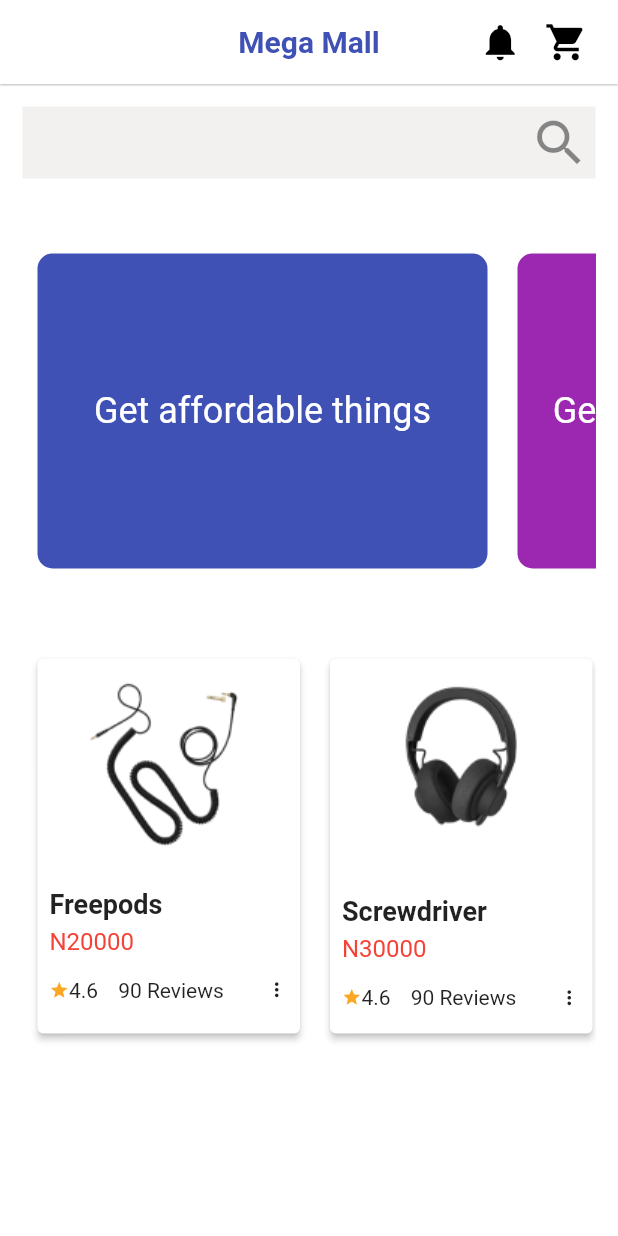
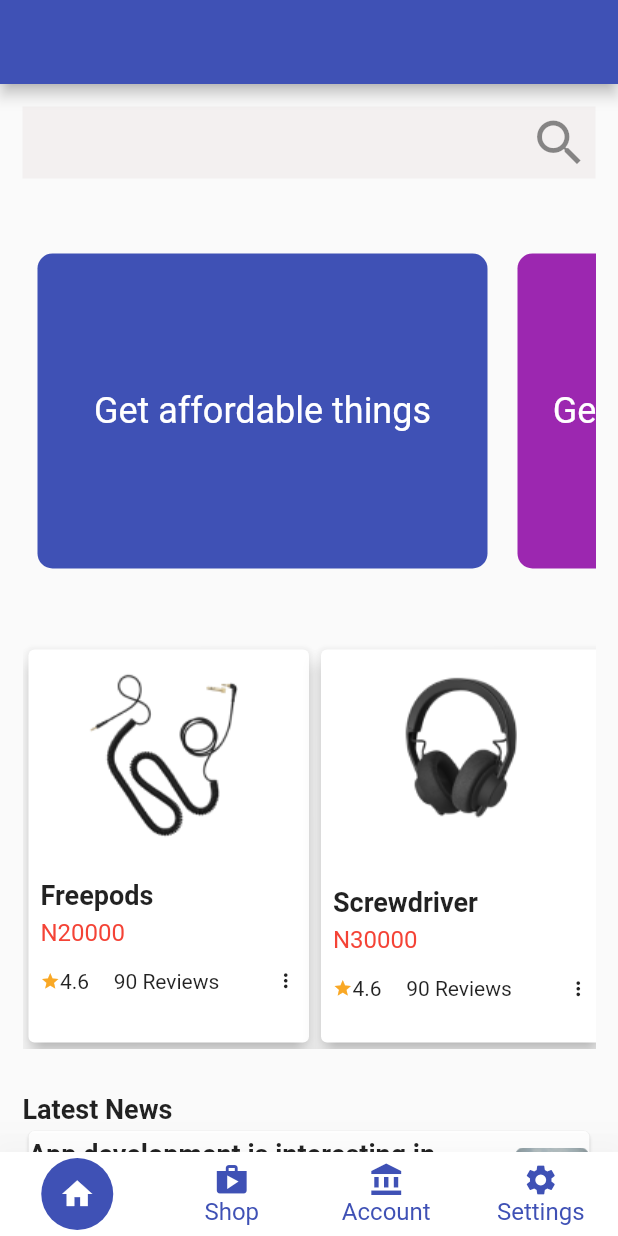
Before and after one commit to sheanWinston/shopa, a Flutter app: the screen it shows after launch, on a phone screen of 412 x 824 dp. Run offline on Flutter 3.47's test engine with Material 2 defaults, Android fonts, the phone set to English and light mode, and no system bars; drawn by our look-alikes of flutter_snake_navigationbar.

Commit message:
Bottom bar

```diff
--- a/lib/main.dart
+++ b/lib/main.dart
@@ -42,7 +42,7 @@ class MyApp extends StatelessWidget {
           border: InputBorder.none,
         ),
       ),
-      home: const Home(),
+      home: Home(),
     );
   }
 }
--- /dev/null
+++ b/lib/ui/account/_home.dart
@@ -0,0 +1,47 @@
+// ignore_for_file: prefer_const_constructors, prefer_const_literals_to_create_immutables
+
+import 'package:flutter/material.dart';
+import 'package:shopa/ui/account/dashboard.dart';
+
+class Home extends StatefulWidget {
+  const Home({Key? key}) : super(key: key);
+
+  @override
+  _HomeState createState() => _HomeState();
+}
+
+class _HomeState extends State<Home> {
+
+
+  @override
+  Widget build(BuildContext context) {
+    return Scaffold(
+      backgroundColor: Color(0xffFFFFFF),
+      appBar: AppBar(
+        title: Text(
+          'Mega Mall',
+          style: TextStyle(
+              color: Theme.of(context).primaryColor,
+              fontWeight: FontWeight.bold),
+        ),
+        backgroundColor: Colors.white,
+        centerTitle: true,
+        elevation: 0.5,
+        automaticallyImplyLeading: false,
+        iconTheme: IconThemeData(
+          color: Colors.black,
+          size: 29,
+        ),
+        actions: [
+          Icon(Icons.notifications),
+          SizedBox(width: 15),
+          Icon(Icons.shopping_cart),
+          SizedBox(width: 20),
+        ],
+      ),
+      body: Dashboard(),
+    );
+  }
+
+
+}
--- /dev/null
+++ b/lib/ui/account/dashboard.dart
@@ -0,0 +1,139 @@
+// ignore_for_file: prefer_const_constructors
+
+import 'package:flutter/material.dart';
+import 'package:shopa/ui/widgets/product_widget.dart';
+
+class Dashboard extends StatefulWidget {
+  Dashboard({
+    Key? key,
+  }) : super(key: key);
+
+  List<Map<String, dynamic>> products = [
+    {
+      'title': 'Freepods',
+      'image': 'assets/images/p1.png',
+      'price': 20000,
+      'reviews': {'star': 5.0, 'count': 10}
+    },
+    {
+      'title': 'Screwdriver',
+      'image': 'assets/images/p2.png',
+      'price': 30000,
+      'reviews': {'star': 5.0, 'count': 20}
+    },
+    {
+      'title': 'Beats by Dre',
+      'image': 'assets/images/p3.png',
+      'price': 80000,
+      'reviews': {'star': 5.0, 'count': 50}
+    },
+  ];
+
+  @override
+  State<Dashboard> createState() => _DashboardState();
+}
+
+class _DashboardState extends State<Dashboard> {
+  @override
+  Widget build(BuildContext context) {
+    return SingleChildScrollView(
+      child: Padding(
+        padding: const EdgeInsets.all(15.0),
+        child: Column(
+          crossAxisAlignment: CrossAxisAlignment.start,
+          children: [
+            Form(
+              child: TextFormField(
+                decoration: InputDecoration(
+                  suffixIcon: Icon(
+                    Icons.search,
+                    size: 40,
+                  ),
+                ),
+              ),
+            ),
+            SizedBox(height: 40),
+            Container(
+              width: 400,
+              height: 230,
+              child: ListView(
+                scrollDirection: Axis.horizontal,
+                children: [
+                  buildSlider(context, 'Get affordable things',
+                      Theme.of(context).primaryColor),
+                  buildSlider(context, 'Get Techy Gadgets here', Colors.purple),
+                  buildSlider(context, 'Whitehat Academy', Colors.black),
+                ],
+              ),
+            ),
+            SizedBox(height: 40),
+            SizedBox(
+              width: 400,
+              height: 270,
+              child: ListView.builder(
+                scrollDirection: Axis.horizontal,
+                itemCount: widget.products.length,
+                itemBuilder: ((context, index) {
+                  final product = widget.products[index];
+                  return SizedBox(
+                    width: 195,
+                    child: ProductWidget(product: product),
+                  );
+                }),
+              ),
+            ),
+            SizedBox(height: 30),
+            Text('Latest News', style: Theme.of(context).textTheme.bodyText1),
+            ListView.builder(
+              physics: NeverScrollableScrollPhysics(),
+              shrinkWrap: true,
+              itemCount: 5,
+              itemBuilder: (BuildContext context, int index) {
+                return Card(
+                  child: ListTile(
+                    contentPadding: EdgeInsets.all(0),
+                    title: Text(
+                      'App development is interesting in whitehat',
+                      style: Theme.of(context).textTheme.bodyText1,
+                    ),
+                    subtitle: Text('This is a subtitle'),
+                    trailing: Container(
+                      width: 50,
+                      decoration: BoxDecoration(
+                        borderRadius: BorderRadius.circular(10),
+                        image: DecorationImage(
+                          image: AssetImage('assets/images/Image.png'),
+                        ),
+                      ),
+                    ),
+                  ),
+                );
+              },
+            ),
+          ],
+        ),
+      ),
+    );
+  }
+
+  Container buildSlider(BuildContext context, String title, Color color) {
+    return Container(
+      width: 300,
+      height: 200,
+      margin: EdgeInsets.all(10),
+      padding: EdgeInsets.all(20),
+      decoration: BoxDecoration(
+        color: color,
+        borderRadius: BorderRadius.circular(10),
+      ),
+      child: Center(
+        child: Text(
+          title,
+          style: Theme.of(context).textTheme.headline5?.copyWith(
+                color: Colors.white,
+              ),
+        ),
+      ),
+    );
+  }
+}
--- a/lib/ui/account/home.dart
+++ b/lib/ui/account/home.dart
@@ -1,6 +1,9 @@
-// ignore_for_file: prefer_const_constructors, prefer_const_literals_to_create_immutables
+// ignore_for_file: prefer_const_literals_to_create_immutables, prefer_const_constructors, prefer_final_fields
 
 import 'package:flutter/material.dart';
+import 'package:flutter_snake_navigationbar/flutter_snake_navigationbar.dart';
+import 'package:shopa/ui/account/dashboard.dart';
+import 'package:shopa/ui/account/shop.dart';
 
 class Home extends StatefulWidget {
   const Home({Key? key}) : super(key: key);
@@ -10,194 +13,42 @@ class Home extends StatefulWidget {
 }
 
 class _HomeState extends State<Home> {
-  List<Map<String, dynamic>> products = [
-    {
-      'title': 'Freepods',
-      'image': 'assets/images/p1.png',
-      'price': 20000,
-      'reviews': {'star': 5.0, 'count': 10}
-    },
-    {
-      'title': 'Screwdriver',
-      'image': 'assets/images/p2.png',
-      'price': 30000,
-      'reviews': {'star': 5.0, 'count': 20}
-    },
-    {
-      'title': 'Beats by Dre',
-      'image': 'assets/images/p3.png',
-      'price': 80000,
-      'reviews': {'star': 5.0, 'count': 50}
-    },
+  List<Widget> _children = [
+    Dashboard(),
+    Shop(),
+    Text('Account'),
+    Text('Settings')
   ];
+  int _index = 0;
 
   @override
   Widget build(BuildContext context) {
     return Scaffold(
-      backgroundColor: Color(0xffFFFFFF),
       appBar: AppBar(
-        title: Text(
-          'Mega Mall',
-          style: TextStyle(
-              color: Theme.of(context).primaryColor,
-              fontWeight: FontWeight.bold),
-        ),
-        backgroundColor: Colors.white,
-        centerTitle: true,
-        elevation: 0.5,
-        automaticallyImplyLeading: false,
-        iconTheme: IconThemeData(
-          color: Colors.black,
-          size: 29,
-        ),
-        actions: [
-          Icon(Icons.notifications),
-          SizedBox(width: 15),
-          Icon(Icons.shopping_cart),
-          SizedBox(width: 20),
+        title: const Text(''),
+      ),
+      bottomNavigationBar: SnakeNavigationBar.color(
+        onTap: (index) {
+          setState(() {
+            _index = index;
+          });
+        },
+        currentIndex: _index,
+        showUnselectedLabels: true,
+        // backgroundColor: Colors.red,
+        elevation: 30,
+        snakeShape: SnakeShape.circle,
+        // behaviour: SnakeBarBehaviour.floating,
+        items: [
+          BottomNavigationBarItem(icon: Icon(Icons.home), label: 'Home'),
+          BottomNavigationBarItem(icon: Icon(Icons.shop), label: 'Shop'),
+          BottomNavigationBarItem(
+              icon: Icon(Icons.account_balance), label: 'Account'),
+          BottomNavigationBarItem(
+              icon: Icon(Icons.settings), label: 'Settings'),
         ],
       ),
-      body: SingleChildScrollView(
-        child: Padding(
-          padding: const EdgeInsets.all(15.0),
-          child: Column(
-            children: [
-              Form(
-                child: TextFormField(
-                  decoration: InputDecoration(
-                    suffixIcon: Icon(
-                      Icons.search,
-                      size: 40,
-                    ),
-                  ),
-                ),
-              ),
-              SizedBox(height: 40),
-              Container(
-                width: 400,
-                height: 230,
-                child: ListView(
-                  scrollDirection: Axis.horizontal,
-                  children: [
-                    buildSlider(context, 'Get affordable things',
-                        Theme.of(context).primaryColor),
-                    buildSlider(
-                        context, 'Get Techy Gadgets here', Colors.purple),
-                    buildSlider(context, 'Whitehat Academy', Colors.black),
-                  ],
-                ),
-              ),
-              SizedBox(height: 40),
-
-              SizedBox(
-                width: 400,
-                height: 270,
-                child: ListView.builder(
-                  scrollDirection: Axis.horizontal,
-                  itemCount: products.length,
-                  itemBuilder: ((context, index) {
-                    print(products[index]);
-                    return SizedBox(
-                      width: 195,
-                      child: Card(
-                        margin: EdgeInsets.all(10),
-                        elevation: 2,
-                        child: Padding(
-                          padding: const EdgeInsets.all(8.0),
-                          child: Column(
-                            crossAxisAlignment: CrossAxisAlignment.start,
-                            children: [
-                              Center(
-                                child: Image.asset(products[index]['image']),
-                              ),
-                              SizedBox(height: 20),
-                              Text(
-                                products[index]['title'],
-                                style: Theme.of(context).textTheme.bodyText1,
-                              ),
-                              SizedBox(height: 5),
-                              Text(
-                                'N${products[index]['price']}',
-                                style: Theme.of(context)
-                                    .textTheme
-                                    .bodyText2
-                                    ?.copyWith(
-                                      color: Colors.red,
-                                    ),
-                              ),
-                              SizedBox(height: 15),
-                              Row(
-                                children: [
-                                  Icon(
-                                    Icons.star,
-                                    size: 13,
-                                    color: Colors.yellow[800],
-                                  ),
-                                  Expanded(
-                                    child: Text(
-                                      '4.6',
-                                      style: TextStyle(fontSize: 14),
-                                    ),
-                                  ),
-                                  Expanded(
-                                    flex: 3,
-                                    child: Text(
-                                      '90 Reviews',
-                                      style: TextStyle(fontSize: 14),
-                                    ),
-                                  ),
-                                  Icon(Icons.more_vert, size: 15)
-                                ],
-                              )
-                            ],
-                          ),
-                        ),
-                      ),
-                    );
-                  }),
-                ),
-              ),
-              // Container(
-              //   width: 400,
-              //   height: 300,
-              //   child: GridView.builder(
-              //     itemCount: images.length,
-              //     shrinkWrap: true,
-              //     scrollDirection: Axis.horizontal,
-              //     gridDelegate: SliverGridDelegateWithFixedCrossAxisCount(
-              //       crossAxisCount: 4,
-              //     ),
-              //     itemBuilder: (context, index) {
-              //       return Image.network(
-              //           'https://picsum.photos/250?image=${images[index]}');
-              //     },
-              //   ),
-              // )
-            ],
-          ),
-        ),
-      ),
-    );
-  }
-
-  Container buildSlider(BuildContext context, String title, Color color) {
-    return Container(
-      width: 300,
-      height: 200,
-      margin: EdgeInsets.all(10),
-      padding: EdgeInsets.all(20),
-      decoration: BoxDecoration(
-        color: color,
-        borderRadius: BorderRadius.circular(10),
-      ),
-      child: Center(
-        child: Text(
-          title,
-          style: Theme.of(context).textTheme.headline5?.copyWith(
-                color: Colors.white,
-              ),
-        ),
-      ),
+      body: _children[_index],
     );
   }
 }
--- /dev/null
+++ b/lib/ui/account/shop.dart
@@ -0,0 +1,62 @@
+// ignore_for_file: prefer_const_literals_to_create_immutables, prefer_const_constructors
+
+import 'package:flutter/material.dart';
+import 'package:shopa/ui/widgets/product_widget.dart';
+
+class Shop extends StatefulWidget {
+  const Shop({Key? key}) : super(key: key);
+
+  @override
+  _ShopState createState() => _ShopState();
+}
+
+class _ShopState extends State<Shop> {
+  List<Map<String, dynamic>> products = [
+    {
+      'title': 'Freepods',
+      'image': 'assets/images/p1.png',
+      'price': 20000,
+      'reviews': {'star': 5.0, 'count': 10}
+    },
+    {
+      'title': 'Screwdriver',
+      'image': 'assets/images/p2.png',
+      'price': 30000,
+      'reviews': {'star': 5.0, 'count': 20}
+    },
+    {
+      'title': 'Beats by Dre',
+      'image': 'assets/images/p3.png',
+      'price': 80000,
+      'reviews': {'star': 5.0, 'count': 50}
+    },
+  ];
+
+  @override
+  Widget build(BuildContext context) {
+    return SingleChildScrollView(
+      child: Padding(
+        padding: const EdgeInsets.all(20.0),
+        child: Column(
+          children: [
+            Text('Shop Page', style: Theme.of(context).textTheme.headline4),
+            GridView.builder(
+              gridDelegate: const SliverGridDelegateWithFixedCrossAxisCount(
+                crossAxisCount: 2,
+                crossAxisSpacing: 2,
+                mainAxisSpacing: 2,
+                childAspectRatio: 1 / 1.4,
+              ),
+              physics: NeverScrollableScrollPhysics(),
+              shrinkWrap: true,
+              itemCount: products.length,
+              itemBuilder: (BuildContext context, int index) {
+                return ProductWidget(product: products[index]);
+              },
+            ),
+          ],
+        ),
+      ),
+    );
+  }
+}
--- /dev/null
+++ b/lib/ui/widgets/product_widget.dart
@@ -0,0 +1,66 @@
+// ignore_for_file: prefer_const_constructors
+
+import 'package:flutter/material.dart';
+
+class ProductWidget extends StatelessWidget {
+  const ProductWidget({
+    Key? key,
+    required this.product,
+  }) : super(key: key);
+
+  final Map<String, dynamic> product;
+
+  @override
+  Widget build(BuildContext context) {
+    return Card(
+      elevation: 5,
+      child: Padding(
+        padding: const EdgeInsets.all(8.0),
+        child: Column(
+          crossAxisAlignment: CrossAxisAlignment.start,
+          children: [
+            Center(
+              child: Image.asset(product['image']),
+            ),
+            SizedBox(height: 20),
+            Text(
+              product['title'],
+              style: Theme.of(context).textTheme.bodyText1,
+            ),
+            SizedBox(height: 5),
+            Text(
+              'N${product['price']}',
+              style: Theme.of(context).textTheme.bodyText2?.copyWith(
+                    color: Colors.red,
+                  ),
+            ),
+            SizedBox(height: 15),
+            Row(
+              children: [
+                Icon(
+                  Icons.star,
+                  size: 13,
+                  color: Colors.yellow[800],
+                ),
+                Expanded(
+                  child: Text(
+                    '4.6',
+                    style: TextStyle(fontSize: 14),
+                  ),
+                ),
+                Expanded(
+                  flex: 3,
+                  child: Text(
+                    '90 Reviews',
+                    style: TextStyle(fontSize: 14),
+                  ),
+                ),
+                Icon(Icons.more_vert, size: 15)
+              ],
+            )
+          ],
+        ),
+      ),
+    );
+  }
+}
--- a/pubspec.yaml
+++ b/pubspec.yaml
@@ -30,10 +30,11 @@ dependencies:
   flutter:
     sdk: flutter
 
-
   # The following adds the Cupertino Icons font to your application.
   # Use with the CupertinoIcons class for iOS style icons.
   cupertino_icons: ^1.0.2
+  flutter_snake_navigationbar: ^0.6.1
+
 
 dev_dependencies:
   flutter_test:
```
Also changed, not shown: assets/images/Image.png (added), pubspec.lock.
